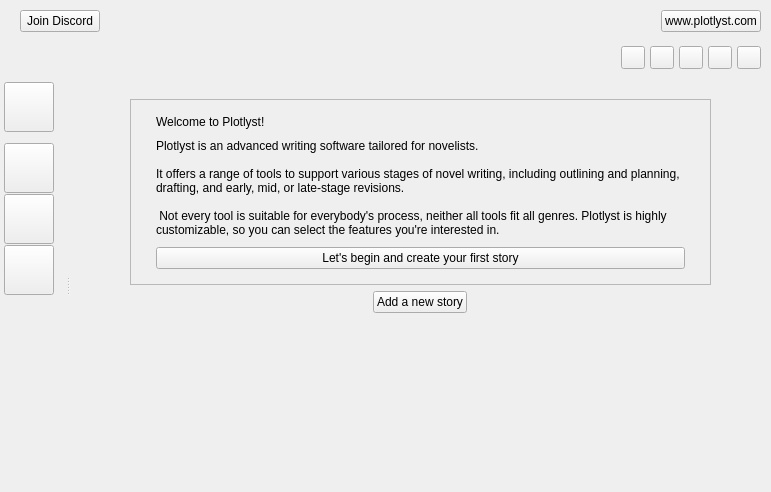
This is ui/home_view.ui in zkovari/plotlyst as Qt 5 draws it before an edit. The edited form follows.
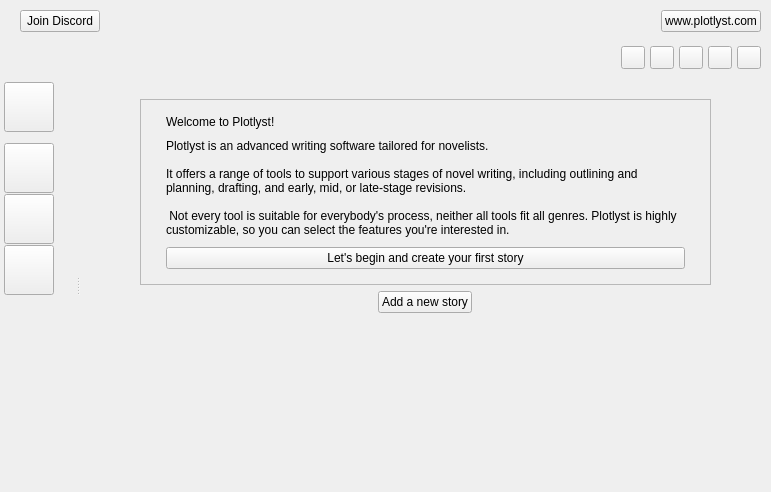
This is the edited form.

Commit message: series label

```diff
--- a/ui/home_view.ui
+++ b/ui/home_view.ui
@@ -476,9 +476,18 @@
              <bool>true</bool>
             </property>
             <layout class="QVBoxLayout" name="verticalLayout_9">
+             <property name="leftMargin">
+              <number>5</number>
+             </property>
              <property name="topMargin">
               <number>5</number>
              </property>
+             <property name="rightMargin">
+              <number>5</number>
+             </property>
+             <property name="bottomMargin">
+              <number>5</number>
+             </property>
             </layout>
            </widget>
            <widget class="QWidget" name="layoutWidget">
```
The commit also changes 4 other files.
